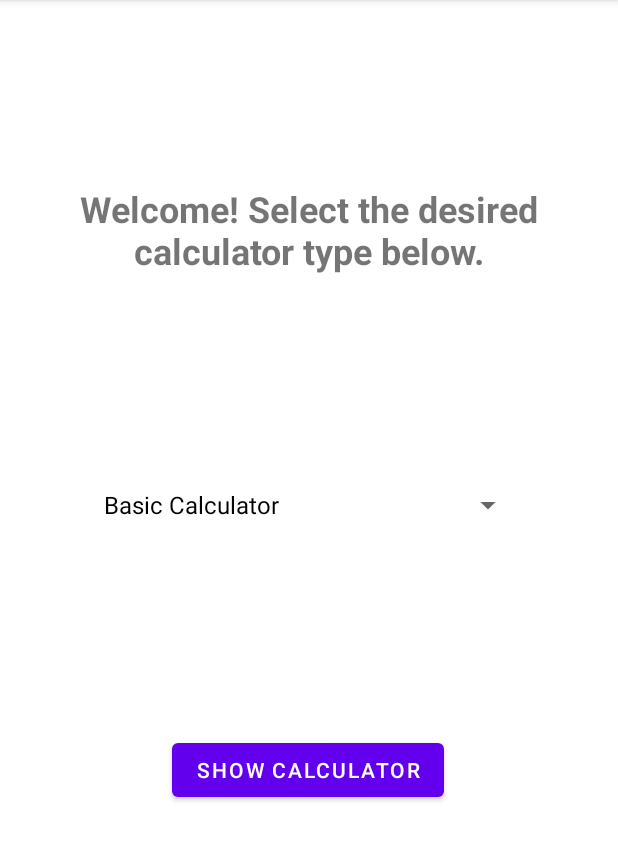
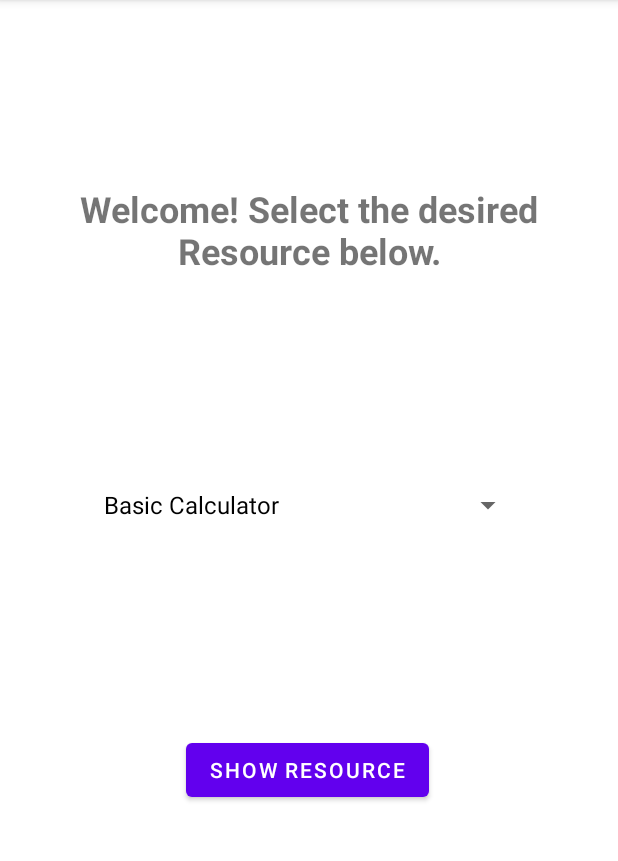
Before and after one commit to GraphiteApp/GraphiteApp, an Android app: the screen it shows after launch (MainActivity), on a phone screen of 412 x 824 dp, the part 84-945 px from its top. Run offline under Robolectric (Android 15) with nearby library versions, the phone set to English and light mode, and no system bars; our stand-ins replace navigation-ui.

Commit message:
Rename exam -> class & calculator -> resource

```diff
--- a/app/src/main/java/com/example/graphite/FirstFragment.kt
+++ b/app/src/main/java/com/example/graphite/FirstFragment.kt
@@ -83,11 +83,11 @@ class FirstFragment : Fragment() {
             binding.exitExam.visibility = View.VISIBLE
             // if calculators is empty
             if (app.getAllowedCalculators().isEmpty()) { // if not allowed any calculators
-                binding.textviewFirst.text = "Exam Mode:\n\n No Calculators Allowed"
+                binding.textviewFirst.text = "Class Mode:\n\n No Calculators Allowed"
                 binding.calculatorSpinner.visibility = View.GONE
                 binding.buttonFirst.visibility = View.GONE
             } else {
-                binding.textviewFirst.text = "Exam Mode"
+                binding.textviewFirst.text = "Class Mode"
                 binding.calculatorSpinner.visibility = View.VISIBLE
                 binding.buttonFirst.visibility = View.VISIBLE
             }
@@ -95,7 +95,7 @@ class FirstFragment : Fragment() {
             binding.exitExam.visibility = View.GONE
             binding.calculatorSpinner.visibility = View.VISIBLE
             binding.buttonFirst.visibility = View.VISIBLE
-            binding.textviewFirst.text = "Welcome! Select the desired calculator type below."
+            binding.textviewFirst.text = "Welcome! Select the desired Resource below."
         }
     }
 
--- a/app/src/main/res/layout/fragment_first.xml
+++ b/app/src/main/res/layout/fragment_first.xml
@@ -10,7 +10,7 @@
         android:id="@+id/textview_first"
         android:layout_width="wrap_content"
         android:layout_height="wrap_content"
-        android:text="Welcome! Select the desired calculator type below."
+        android:text="Welcome! Select the desired Resource type below."
         android:textAlignment="center"
         android:textSize="24sp"
         android:textStyle="bold"
@@ -26,7 +26,7 @@
         android:layout_width="wrap_content"
         android:layout_height="wrap_content"
         android:layout_marginBottom="108dp"
-        android:text="Show calculator"
+        android:text="Show Resource"
         app:layout_constraintBottom_toBottomOf="parent"
         app:layout_constraintEnd_toEndOf="parent"
         app:layout_constraintHorizontal_bias="0.497"
@@ -51,7 +51,7 @@
         android:layout_height="wrap_content"
         android:layout_marginTop="64dp"
         android:layout_marginBottom="68dp"
-        android:text="Exit Exam"
+        android:text="Exit Class"
         android:visibility="visible"
         app:layout_constraintBottom_toTopOf="@+id/button_first"
         app:layout_constraintEnd_toEndOf="parent"
--- a/app/src/main/res/menu/menu_main.xml
+++ b/app/src/main/res/menu/menu_main.xml
@@ -10,6 +10,6 @@
     <item
         android:id="@+id/action_exam"
         android:orderInCategory="100"
-        android:title="Enter Exam"
+        android:title="@string/enter_class"
         app:showAsAction="never" />
 </menu>
--- a/app/src/main/res/values/strings.xml
+++ b/app/src/main/res/values/strings.xml
@@ -1,6 +1,7 @@
 <resources>
     <string name="app_name">Graphite</string>
     <string name="action_settings">Settings</string>
+    <string name="enter_class">Enter Class</string>
     <!-- Strings used for fragments for navigation -->
     <string name="first_fragment_label">First Fragment</string>
     <string name="second_fragment_label">Second Fragment</string>
```
